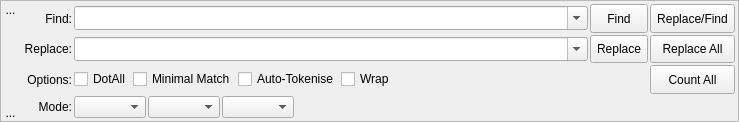
Old version of the form src/Sigil/Form_Files/FindReplace.ui in the repository Sigil-Ebook/Sigil.
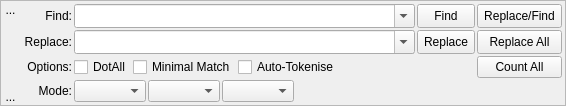
New version of the form. Icons and pictures are not drawn. Custom widgets are drawn as their Qt base class.

Commit message: Revert change to F&R to add wrap option because it is borken.

```diff
--- a/src/Sigil/Form_Files/FindReplace.ui
+++ b/src/Sigil/Form_Files/FindReplace.ui
@@ -6,8 +6,8 @@
    <rect>
     <x>0</x>
     <y>0</y>
-    <width>739</width>
-    <height>122</height>
+    <width>566</width>
+    <height>93</height>
    </rect>
   </property>
   <property name="sizePolicy">
@@ -284,7 +284,7 @@
           </property>
          </widget>
         </item>
-        <item row="2" column="1" colspan="2">
+        <item row="2" column="1">
          <layout class="QHBoxLayout" name="advancedLayout" stretch="0,0,0,0,0">
           <item>
            <widget class="QCheckBox" name="chkRegexOptionDotAll">
@@ -325,19 +325,6 @@
             </property>
            </widget>
           </item>
-          <item>
-           <widget class="QCheckBox" name="chkOptionWrap">
-            <property name="toolTip">
-             <string>Wrap to other end of the file or book when searching or replacing.</string>
-            </property>
-            <property name="styleSheet">
-             <string notr="true"/>
-            </property>
-            <property name="text">
-             <string>Wrap</string>
-            </property>
-           </widget>
-          </item>
           <item>
            <spacer name="horizontalSpacerAdvanced">
             <property name="orientation">
@@ -434,13 +421,6 @@
    </item>
   </layout>
  </widget>
- <customwidgets>
-  <customwidget>
-   <class>PasteTargetComboBox</class>
-   <extends>QComboBox</extends>
-   <header>Misc/PasteTargetComboBox.h</header>
-  </customwidget>
- </customwidgets>
  <tabstops>
   <tabstop>cbFind</tabstop>
   <tabstop>cbReplace</tabstop>
@@ -458,6 +438,13 @@
   <tabstop>count</tabstop>
   <tabstop>close</tabstop>
  </tabstops>
+ <customwidgets>
+  <customwidget>
+   <class>PasteTargetComboBox</class>
+   <extends>QComboBox</extends>
+   <header>Misc/PasteTargetComboBox.h</header>
+  </customwidget>
+ </customwidgets>
  <resources>
   <include location="../Resource_Files/main/main.qrc"/>
  </resources>
```
Left out of the diff: 5 changed lines with no effect on the pictures. The commit also changes 8 other files.
